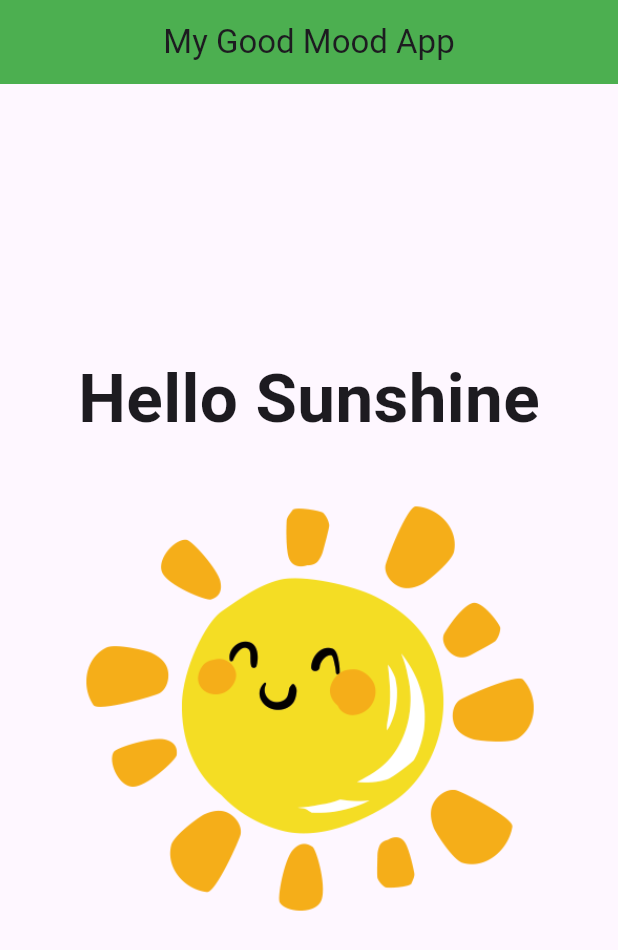
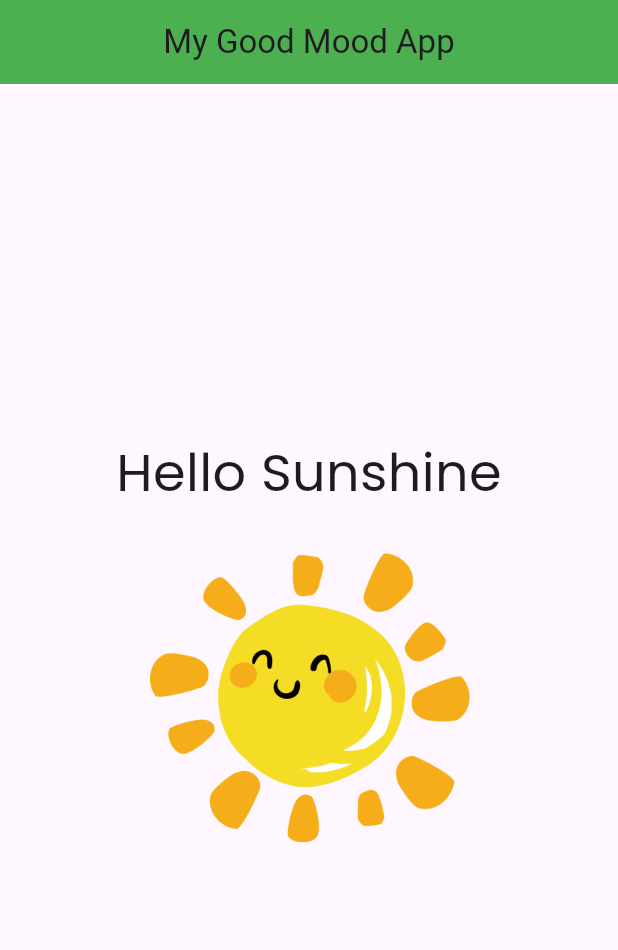
Before and after one commit to FlutterSharks/goodmoodapp, a Flutter app: the screen it shows after launch, on a phone screen of 412 x 824 dp. Shown: the top 950 px of the screen. Run offline on Flutter 3.47's test engine with Material 3 defaults, Android fonts, the phone set to English and light mode, and no system bars; our stand-ins replace google_fonts.

Commit message:
add GoogleFonts

```diff
--- a/lib/main.dart
+++ b/lib/main.dart
@@ -1,4 +1,5 @@
 import 'package:flutter/material.dart';
+import 'package:google_fonts/google_fonts.dart';
 
 void main() {
   runApp(const MyApp());
@@ -21,21 +22,18 @@ class MyApp extends StatelessWidget {
               child: Text('My Good Mood App'),
             ),
           ),
-          body: const Column(
+          body: Column(
             mainAxisAlignment: MainAxisAlignment.center,
             children: [
               Center(
                 child: Text(
                   'Hello Sunshine',
-                  style: TextStyle(
-                    fontWeight: FontWeight.bold,
-                    fontSize: 45,
-                  ),
+                  style: GoogleFonts.poppins(fontSize: 35),
                 ),
               ),
-              Image(
+              const Image(
                 image: AssetImage('images/obraz.png'),
-                width: 350,
+                width: 250,
               ),
             ],
           )),
```
